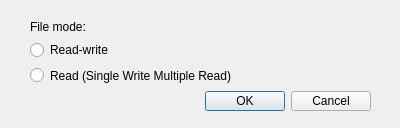
Old version of the form fileModeDialog.ui in the repository FXIhub/owl.
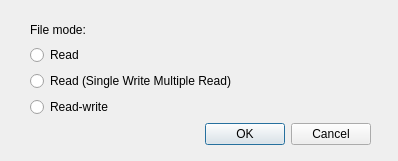
New version of the form.

Commit message: added only read mode of H5 file and fixed bug (non-existent variable) in parameters.

```diff
--- a/fileModeDialog.ui
+++ b/fileModeDialog.ui
@@ -6,8 +6,8 @@
    <rect>
     <x>0</x>
     <y>0</y>
-    <width>400</width>
-    <height>128</height>
+    <width>398</width>
+    <height>161</height>
    </rect>
   </property>
   <property name="windowTitle">
@@ -19,7 +19,7 @@
      <x>30</x>
      <y>20</y>
      <width>341</width>
-     <height>91</height>
+     <height>125</height>
     </rect>
    </property>
    <layout class="QVBoxLayout" name="verticalLayout">
@@ -31,9 +31,9 @@
      </widget>
     </item>
     <item>
-     <widget class="QRadioButton" name="rw">
+     <widget class="QRadioButton" name="r">
       <property name="text">
-       <string>Read-write</string>
+       <string>Read</string>
       </property>
      </widget>
     </item>
@@ -44,6 +44,13 @@
       </property>
      </widget>
     </item>
+    <item>
+     <widget class="QRadioButton" name="rw">
+      <property name="text">
+       <string>Read-write</string>
+      </property>
+     </widget>
+    </item>
     <item>
      <widget class="QDialogButtonBox" name="buttonBox">
       <property name="orientation">
```
The commit also changes 5 other files.
